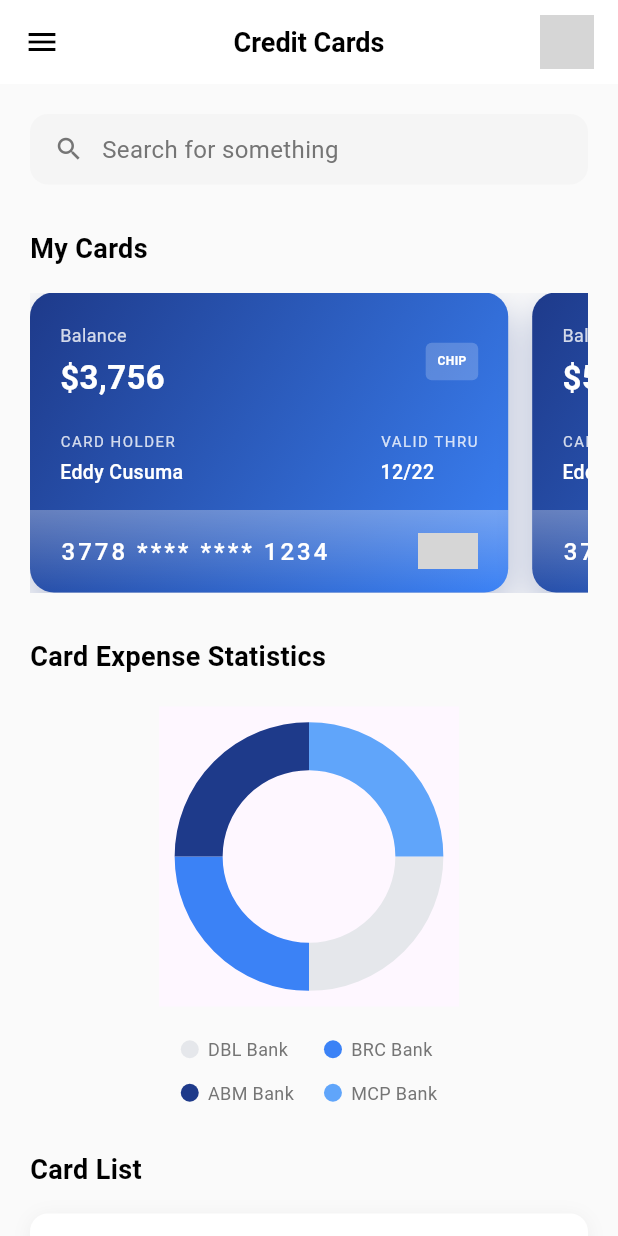
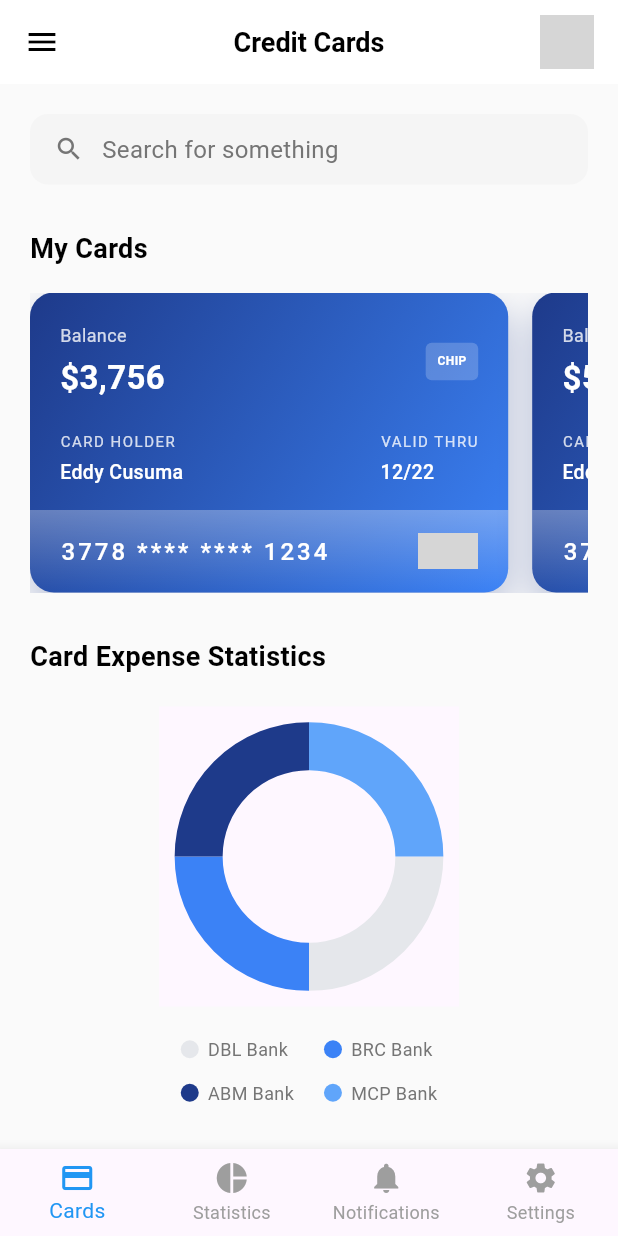
Before and after one commit to ayesh156/flutter_bank_app, a Flutter app: the screen it shows after launch, on a phone screen of 412 x 824 dp. Run offline on Flutter 3.47's test engine with Material 3 defaults, Android fonts, the phone set to English and light mode, and no system bars; drawn by our look-alikes of pie_chart; network calls fail; Roboto replaces fonts that are missing (SF Pro Display); grey boxes are pictures that could not be loaded.

Commit message:
Create Bottom Navigation

```diff
--- a/lib/main.dart
+++ b/lib/main.dart
@@ -1,8 +1,8 @@
 import 'package:flutter/material.dart';
-import 'screens/dashboard.dart';
+import 'widgets/bottom_nav.dart'; // ✅ Import the new file
 
 void main() {
-  runApp(MyApp());
+  runApp(const MyApp());
 }
 
 class MyApp extends StatelessWidget {
@@ -11,12 +11,12 @@ class MyApp extends StatelessWidget {
   @override
   Widget build(BuildContext context) {
     return MaterialApp(
-      title: 'Credit Cards',
+      title: 'Bank App',
       theme: ThemeData(
         primarySwatch: Colors.blue,
         fontFamily: 'SF Pro Display',
       ),
-      home: CreditCardsScreen(),
+      home: const MainNavigationScreen(), // ✅ Uses the new widget
       debugShowCheckedModeBanner: false,
     );
   }
--- a/lib/screens/dashboard.dart
+++ b/lib/screens/dashboard.dart
@@ -4,6 +4,7 @@ import '../widgets/credit_card.dart';
 import '../widgets/legend_item.dart';
 import '../widgets/pie_chart.dart';
 import '../widgets/app_drawer.dart';
+import '../widgets/app_bar.dart';
 
 class CreditCardsScreen extends StatelessWidget {
   const CreditCardsScreen({super.key});
@@ -13,36 +14,7 @@ class CreditCardsScreen extends StatelessWidget {
     return Scaffold(
       backgroundColor: Colors.grey[50],
       drawer: const AppDrawer(), // 👈 Add drawer here
-      appBar: AppBar(
-        backgroundColor: Colors.white,
-        elevation: 0,
-        leading: Builder(
-          builder: (context) => IconButton(
-            icon: const Icon(Icons.menu, color: Colors.black),
-            onPressed: () => Scaffold.of(context).openDrawer(),
-          ),
-        ),
-        centerTitle: true,
-        title: Text(
-          'Credit Cards',
-          style: TextStyle(
-            color: Colors.black,
-            fontWeight: FontWeight.w600,
-            fontSize: 18,
-          ),
-        ),
-        actions: [
-          Padding(
-            padding: EdgeInsets.only(right: 16),
-            child: CircleAvatar(
-              radius: 18,
-              backgroundImage: NetworkImage(
-                'https://content.latest-hairstyles.com/wp-content/uploads/collarbone-cut-with-soft-waves-1.jpg',
-              ),
-            ),
-          ),
-        ],
-      ),
+      appBar:  const CustomAppBar(title: 'Credit Cards'),
       body: SingleChildScrollView(
         padding: EdgeInsets.all(20),
         child: Column(
--- /dev/null
+++ b/lib/screens/settings.dart
@@ -0,0 +1,20 @@
+import 'package:flutter/material.dart';
+
+class Settings extends StatelessWidget {
+  const Settings({super.key});
+
+  @override
+  Widget build(BuildContext context) {
+    return Scaffold(
+      body: Center(
+        child: Text(
+          'Settings',
+          style: TextStyle(
+            fontSize: 24,
+            fontWeight: FontWeight.w600,
+          ),
+        ),
+      ),
+    );
+  }
+}
--- /dev/null
+++ b/lib/widgets/app_bar.dart
@@ -0,0 +1,44 @@
+import 'package:flutter/material.dart';
+
+class CustomAppBar extends StatelessWidget implements PreferredSizeWidget {
+  final String title;
+
+  const CustomAppBar({super.key, required this.title});
+
+  @override
+  Widget build(BuildContext context) {
+    return AppBar(
+      backgroundColor: Colors.white,
+      elevation: 0,
+      leading: Builder(
+        builder: (context) => IconButton(
+          icon: const Icon(Icons.menu, color: Colors.black),
+          onPressed: () => Scaffold.of(context).openDrawer(),
+        ),
+      ),
+      centerTitle: true,
+      title: Text(
+        title,
+        style: const TextStyle(
+          color: Colors.black,
+          fontWeight: FontWeight.w600,
+          fontSize: 18,
+        ),
+      ),
+      actions: const [
+        Padding(
+          padding: EdgeInsets.only(right: 16),
+          child: CircleAvatar(
+            radius: 18,
+            backgroundImage: NetworkImage(
+              'https://content.latest-hairstyles.com/wp-content/uploads/collarbone-cut-with-soft-waves-1.jpg',
+            ),
+          ),
+        ),
+      ],
+    );
+  }
+
+  @override
+  Size get preferredSize => const Size.fromHeight(kToolbarHeight);
+}
--- /dev/null
+++ b/lib/widgets/bottom_nav.dart
@@ -0,0 +1,63 @@
+import 'package:flutter/material.dart';
+
+import '../screens/dashboard.dart';
+import '../screens/loans.dart';
+import '../screens/services.dart';
+import '../screens/settings.dart';
+
+class MainNavigationScreen extends StatefulWidget {
+  const MainNavigationScreen({super.key});
+
+  @override
+  State<MainNavigationScreen> createState() => _MainNavigationScreenState();
+}
+
+class _MainNavigationScreenState extends State<MainNavigationScreen> {
+  int _selectedIndex = 0;
+
+  final List<Widget> _pages = const [
+    CreditCardsScreen(),
+    Loans(),
+    Services(),
+    Settings(),
+  ];
+
+  void _onItemTapped(int index) {
+    setState(() {
+      _selectedIndex = index;
+    });
+  }
+
+  @override
+  Widget build(BuildContext context) {
+    return Scaffold(
+      body: _pages[_selectedIndex],
+      bottomNavigationBar: BottomNavigationBar(
+        currentIndex: _selectedIndex,
+        onTap: _onItemTapped,
+        selectedItemColor: Colors.blue,
+        unselectedItemColor: Colors.grey,
+        showUnselectedLabels: true,
+        type: BottomNavigationBarType.fixed,
+        items: const [
+          BottomNavigationBarItem(
+            icon: Icon(Icons.credit_card),
+            label: 'Cards',
+          ),
+          BottomNavigationBarItem(
+            icon: Icon(Icons.pie_chart),
+            label: 'Statistics',
+          ),
+          BottomNavigationBarItem(
+            icon: Icon(Icons.notifications),
+            label: 'Notifications',
+          ),
+          BottomNavigationBarItem(
+            icon: Icon(Icons.settings),
+            label: 'Settings',
+          ),
+        ],
+      ),
+    );
+  }
+}
```
Also changed, not shown: lib/screens/loans.dart (added, +20 -0 lines), lib/screens/services.dart (added, +20 -0 lines).
